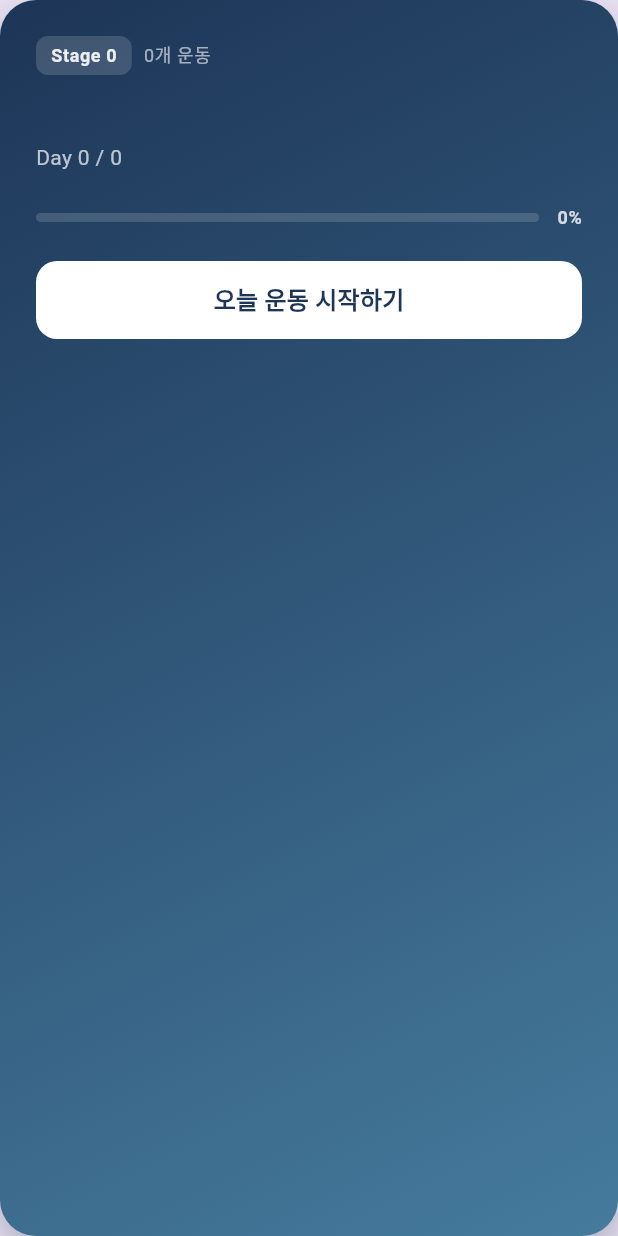
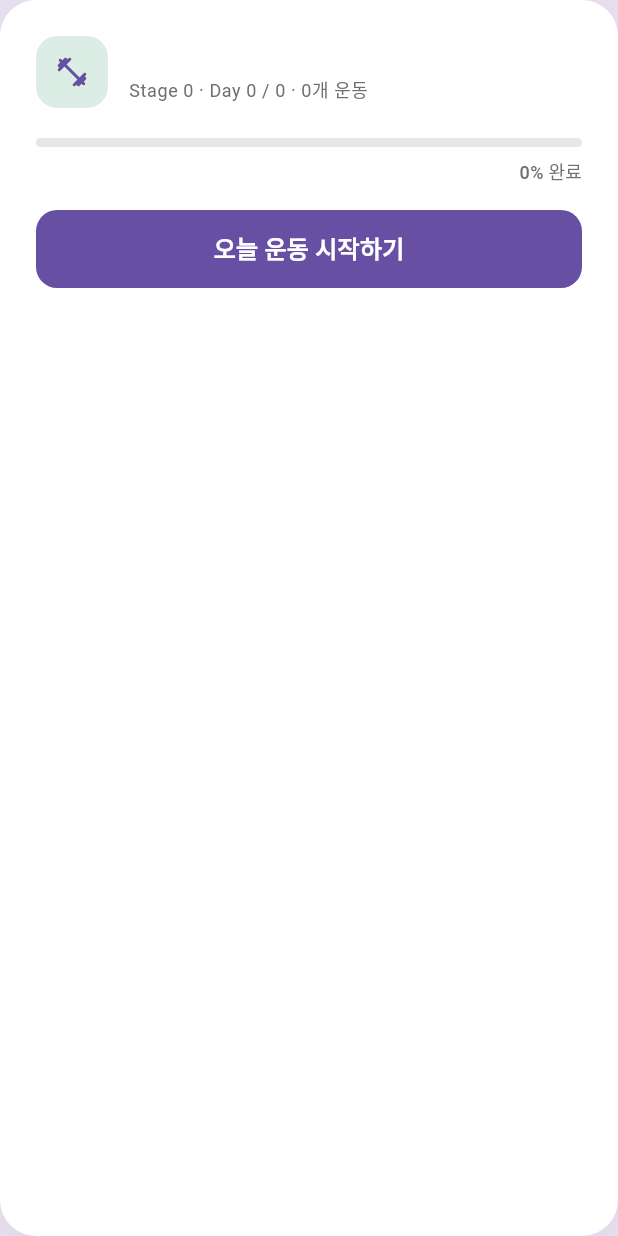
Before and after one commit to rekit-app/rekit-app, a Flutter app: the TodayProgramHeroCard widget shown alone on an empty page, opened directly with empty values, on a phone screen of 412 x 824 dp. Run offline on Flutter 3.47's test engine with Material 3 defaults, Android fonts, the phone set to English and light mode, and no system bars; our stand-ins replace shared_preferences; accounts and stored records are empty.

Commit message:
feat: redesign HomeScreen with white card layout and discovery grid
Hero Card: white surface card with soft shadow, colored icon badge,
theme-derived progress bar and CTA button. Replaces dark gradient.

Discovery Section: 2x2 grid of feature cards (운동 기록, 회복 통계,
재활 가이드, 설정) with colored icon circles. UI placeholders only.

Greeting Header: added profile icon badge, cleaner typography.

All colors from Theme.of(context).colorScheme — zero hardcoded values.
No logic or state changes.

Co-Authored-By: Claude Opus 4.5 <noreply@anthropic.com>

```diff
--- a/lib/screens/home_screen.dart
+++ b/lib/screens/home_screen.dart
@@ -1,6 +1,5 @@
 import 'package:flutter/material.dart';
 import 'package:shared_preferences/shared_preferences.dart';
-import '../core/extensions/context_theme.dart';
 import '../core/storage_keys.dart';
 import '../core/config/stage_config.dart';
 import '../core/utils/progress_helper.dart';
@@ -140,14 +139,13 @@ class _HomeScreenState extends State<HomeScreen> {
     return Scaffold(
       body: SafeArea(
         child: SingleChildScrollView(
-          child: Padding(
-            padding: const EdgeInsets.all(20),
+          padding: const EdgeInsets.fromLTRB(20, 24, 20, 32),
           child: Column(
             crossAxisAlignment: CrossAxisAlignment.start,
             children: [
               // Greeting Header
               const _GreetingHeader(),
-                const SizedBox(height: 16),
+              const SizedBox(height: 24),
 
               // Today Program Hero Card
               TodayProgramHeroCard(
@@ -161,10 +159,9 @@ class _HomeScreenState extends State<HomeScreen> {
               ),
               const SizedBox(height: 32),
 
-                // Future sections...
-                // Community, Tips, etc.
+              // Discovery Section
+              const _DiscoverySection(),
             ],
-            ),
           ),
         ),
       ),
@@ -179,18 +176,39 @@ class _GreetingHeader extends StatelessWidget {
 
   @override
   Widget build(BuildContext context) {
-    return Column(
+    final colors = Theme.of(context).colorScheme;
+    final text = Theme.of(context).textTheme;
+
+    return Row(
+      children: [
+        Expanded(
+          child: Column(
             crossAxisAlignment: CrossAxisAlignment.start,
             children: [
               Text(
-          '안녕하세요, 찬수님! 👋', // TODO: Phase2 - user profile name
-          style: context.headlineMedium,
+                '안녕하세요, 찬수님',
+                style: text.headlineMedium,
               ),
-        const SizedBox(height: 8),
+              const SizedBox(height: 4),
               Text(
                 '오늘도 꾸준한 회복을 응원합니다',
-          style: context.bodyLarge.copyWith(
-            color: context.colorScheme.onSurface.withValues(alpha: 0.7),
+                style: text.bodyMedium?.copyWith(
+                  color: colors.onSurfaceVariant,
+                ),
+              ),
+            ],
+          ),
+        ),
+        Container(
+          width: 48,
+          height: 48,
+          decoration: BoxDecoration(
+            color: colors.primaryContainer,
+            borderRadius: BorderRadius.circular(16),
+          ),
+          child: Icon(
+            Icons.person_outline_rounded,
+            color: colors.primary,
           ),
         ),
       ],
@@ -222,6 +240,8 @@ class TodayProgramHeroCard extends StatelessWidget {
 
   @override
   Widget build(BuildContext context) {
+    final colors = Theme.of(context).colorScheme;
+    final text = Theme.of(context).textTheme;
     final progressPercent = (progress * 100).toInt();
 
     return GestureDetector(
@@ -229,100 +249,53 @@ class TodayProgramHeroCard extends StatelessWidget {
       child: Container(
         padding: const EdgeInsets.all(24),
         decoration: BoxDecoration(
+          color: colors.surface,
           borderRadius: BorderRadius.circular(24),
-          gradient: const LinearGradient(
-            begin: Alignment.topLeft,
-            end: Alignment.bottomRight,
-            colors: [
-              Color(0xFF1D3557),
-              Color(0xFF457B9D),
-            ],
-          ),
           boxShadow: [
             BoxShadow(
-              color: const Color(0xFF1D3557).withValues(alpha: 0.3),
-              blurRadius: 20,
-              offset: const Offset(0, 10),
+              color: colors.shadow,
+              blurRadius: 24,
+              offset: const Offset(0, 8),
             ),
           ],
         ),
         child: Column(
           crossAxisAlignment: CrossAxisAlignment.start,
           children: [
-            // Top row: Stage badge + exercise count
+            // Top row: icon + stage badge
             Row(
               children: [
                 Container(
-                  padding: const EdgeInsets.symmetric(
-                    horizontal: 10,
-                    vertical: 4,
+                  width: 48,
+                  height: 48,
+                  decoration: BoxDecoration(
+                    color: colors.primaryContainer,
+                    borderRadius: BorderRadius.circular(14),
                   ),
-                  decoration: BoxDecoration(
-                    color: Colors.white.withValues(alpha: 0.15),
-                    borderRadius: BorderRadius.circular(8),
-                  ),
-                  child: Text(
-                    'Stage $stage',
-                    style: context.bodySmall.copyWith(
-                      color: Colors.white.withValues(alpha: 0.9),
-                      fontWeight: FontWeight.w600,
+                  child: Icon(
+                    Icons.fitness_center_rounded,
+                    color: colors.primary,
                   ),
                 ),
+                const SizedBox(width: 14),
+                Expanded(
+                  child: Column(
+                    crossAxisAlignment: CrossAxisAlignment.start,
+                    children: [
+                      Text(
+                        programTitle,
+                        style: text.titleMedium?.copyWith(
+                          fontWeight: FontWeight.w700,
                         ),
-                const SizedBox(width: 8),
+                      ),
+                      const SizedBox(height: 2),
                       Text(
-                  '$exerciseCount개 운동',
-                  style: context.bodySmall.copyWith(
-                    color: Colors.white.withValues(alpha: 0.6),
+                        'Stage $stage · Day $day / $maxDays · $exerciseCount개 운동',
+                        style: text.bodySmall?.copyWith(
+                          color: colors.onSurfaceVariant,
                         ),
                       ),
                     ],
-            ),
-
-            const SizedBox(height: 16),
-
-            // Program title
-            Text(
-              programTitle,
-              style: context.titleLarge.copyWith(
-                fontWeight: FontWeight.bold,
-                color: Colors.white,
-              ),
-            ),
-
-            const SizedBox(height: 4),
-
-            // Day info
-            Text(
-              'Day $day / $maxDays',
-              style: context.bodyMedium.copyWith(
-                color: Colors.white.withValues(alpha: 0.7),
-              ),
-            ),
-
-            const SizedBox(height: 20),
-
-            // Progress bar with percentage
-            Row(
-              children: [
-                Expanded(
-                  child: ClipRRect(
-                    borderRadius: BorderRadius.circular(4),
-                    child: LinearProgressIndicator(
-                      value: progress,
-                      minHeight: 6,
-                      backgroundColor: Colors.white.withValues(alpha: 0.15),
-                      valueColor:
-                          const AlwaysStoppedAnimation(Color(0xFF6EE7B7)),
-                    ),
-                  ),
-                ),
-                const SizedBox(width: 12),
-                Text(
-                  '$progressPercent%',
-                  style: context.bodySmall.copyWith(
-                    color: Colors.white.withValues(alpha: 0.8),
-                    fontWeight: FontWeight.w600,
                   ),
                 ),
               ],
@@ -330,19 +303,41 @@ class TodayProgramHeroCard extends StatelessWidget {
 
             const SizedBox(height: 20),
 
+            // Progress bar
+            ClipRRect(
+              borderRadius: BorderRadius.circular(4),
+              child: LinearProgressIndicator(
+                value: progress,
+                minHeight: 6,
+                backgroundColor: colors.outlineVariant,
+                valueColor: AlwaysStoppedAnimation(colors.primary),
+              ),
+            ),
+
+            const SizedBox(height: 8),
+
+            // Progress label
+            Align(
+              alignment: Alignment.centerRight,
+              child: Text(
+                '$progressPercent% 완료',
+                style: text.labelSmall?.copyWith(
+                  color: colors.onSurfaceVariant,
+                ),
+              ),
+            ),
+
+            const SizedBox(height: 16),
+
             // CTA button
-            Container(
+            SizedBox(
               width: double.infinity,
-              padding: const EdgeInsets.symmetric(vertical: 14),
-              decoration: BoxDecoration(
-                color: Colors.white,
-                borderRadius: BorderRadius.circular(14),
-              ),
-              child: Center(
+              child: ElevatedButton(
+                onPressed: onTap,
                 child: Text(
                   '오늘 운동 시작하기',
-                  style: context.titleMedium.copyWith(
-                    color: const Color(0xFF1D3557),
+                  style: text.titleMedium?.copyWith(
+                    color: colors.onPrimary,
                     fontWeight: FontWeight.w700,
                   ),
                 ),
@@ -354,3 +349,125 @@ class TodayProgramHeroCard extends StatelessWidget {
     );
   }
 }
+
+// ─── _DiscoverySection ──────────────────────────────────────
+
+class _DiscoverySection extends StatelessWidget {
+  const _DiscoverySection();
+
+  @override
+  Widget build(BuildContext context) {
+    final text = Theme.of(context).textTheme;
+    final colors = Theme.of(context).colorScheme;
+
+    return Column(
+      crossAxisAlignment: CrossAxisAlignment.start,
+      children: [
+        Text(
+          '더 알아보기',
+          style: text.titleMedium?.copyWith(fontWeight: FontWeight.w700),
+        ),
+        const SizedBox(height: 16),
+        Row(
+          children: [
+            Expanded(
+              child: _DiscoveryCard(
+                icon: Icons.history_rounded,
+                iconColor: colors.tertiary,
+                iconBgColor: colors.tertiaryContainer,
+                label: '운동 기록',
+              ),
+            ),
+            const SizedBox(width: 12),
+            Expanded(
+              child: _DiscoveryCard(
+                icon: Icons.auto_graph_rounded,
+                iconColor: colors.secondary,
+                iconBgColor: colors.secondaryContainer,
+                label: '회복 통계',
+              ),
+            ),
+          ],
+        ),
+        const SizedBox(height: 12),
+        Row(
+          children: [
+            Expanded(
+              child: _DiscoveryCard(
+                icon: Icons.menu_book_rounded,
+                iconColor: colors.primary,
+                iconBgColor: colors.primaryContainer,
+                label: '재활 가이드',
+              ),
+            ),
+            const SizedBox(width: 12),
+            Expanded(
+              child: _DiscoveryCard(
+                icon: Icons.settings_rounded,
+                iconColor: colors.onSurfaceVariant,
+                iconBgColor: colors.surfaceContainerHighest,
+                label: '설정',
+              ),
+            ),
+          ],
+        ),
+      ],
+    );
+  }
+}
+
+// ─── _DiscoveryCard ─────────────────────────────────────────
+
+class _DiscoveryCard extends StatelessWidget {
+  final IconData icon;
+  final Color iconColor;
+  final Color iconBgColor;
+  final String label;
+
+  const _DiscoveryCard({
+    required this.icon,
+    required this.iconColor,
+    required this.iconBgColor,
+    required this.label,
+  });
+
+  @override
+  Widget build(BuildContext context) {
+    final colors = Theme.of(context).colorScheme;
+    final text = Theme.of(context).textTheme;
+
+    return Container(
+      padding: const EdgeInsets.all(20),
+      decoration: BoxDecoration(
+        color: colors.surface,
+        borderRadius: BorderRadius.circular(24),
+        boxShadow: [
+          BoxShadow(
+            color: colors.shadow,
+            blurRadius: 12,
+            offset: const Offset(0, 4),
+          ),
+        ],
+      ),
+      child: Column(
+        crossAxisAlignment: CrossAxisAlignment.start,
+        children: [
+          Container(
+            width: 44,
+            height: 44,
+            decoration: BoxDecoration(
+              color: iconBgColor,
+              borderRadius: BorderRadius.circular(14),
+            ),
+            child: Icon(icon, color: iconColor, size: 22),
+          ),
+          const SizedBox(height: 14),
+          Text(
+            label,
+            style: text.titleSmall?.copyWith(fontWeight: FontWeight.w600),
+          ),
+        ],
+      ),
+    );
+  }
+}
```
Lines whose indentation alone changed are shown as unchanged.
